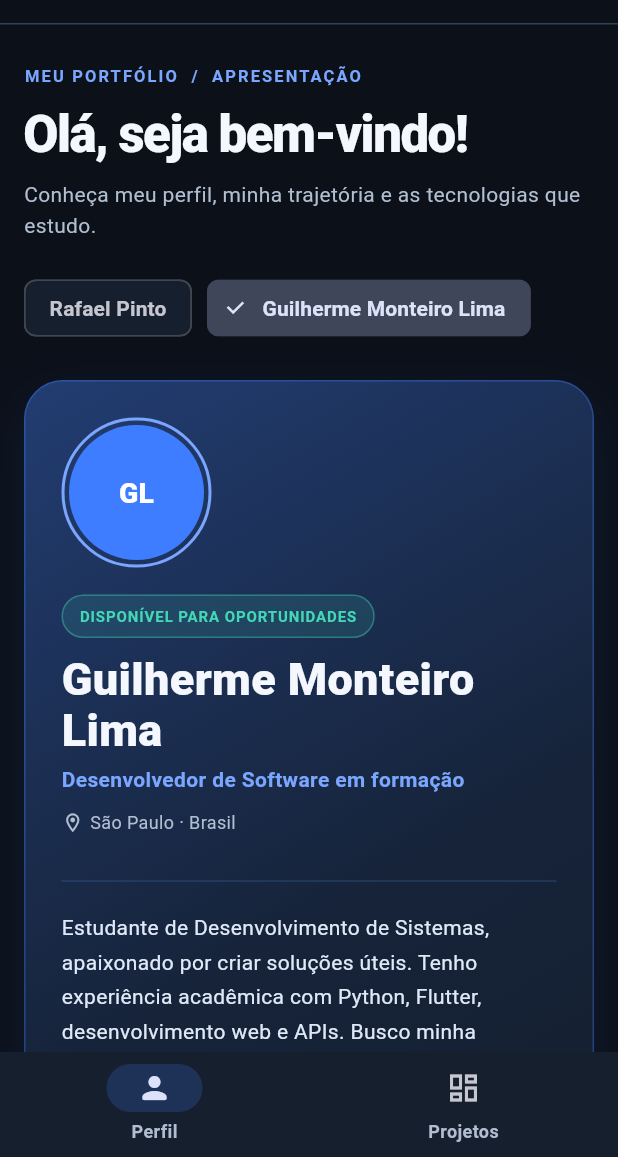
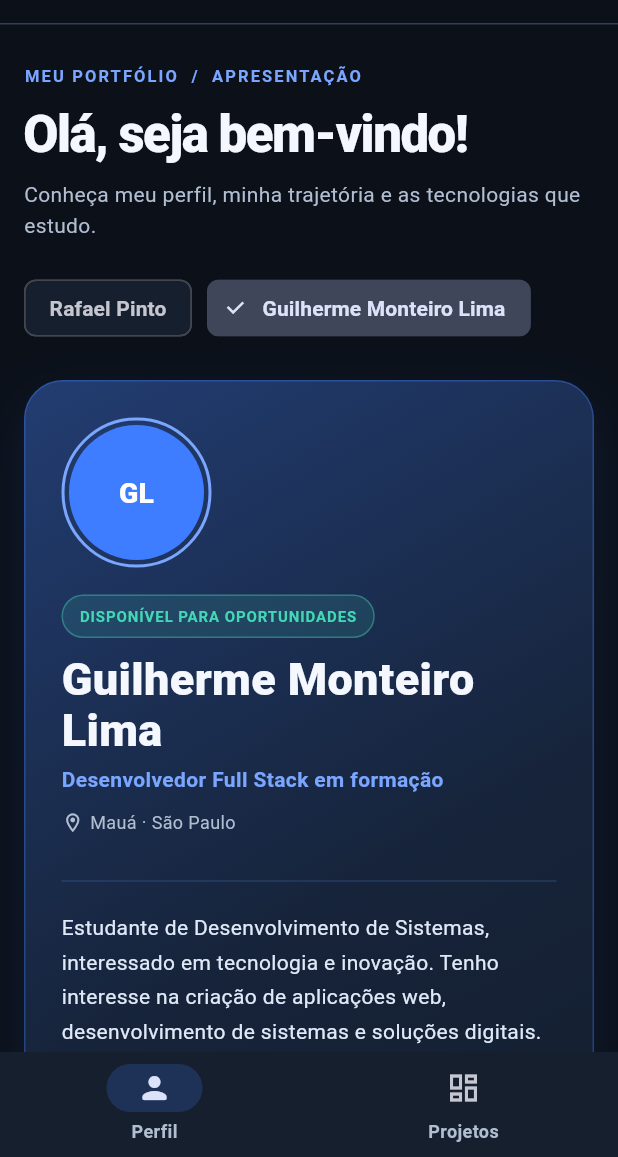
Before and after one commit to guinix10/DevFolio_App, a Flutter app: the screen it shows after launch, after a tap on "Guilherme Monteiro Lima", on a phone screen of 412 x 824 dp, the part 79-1236 px from its top. Run offline on Flutter 3.47's test engine with Material 3 defaults, Android fonts, the phone set to English and light mode, and no system bars; network calls fail.

Commit message:
adicionando monteiro 2

```diff
--- a/devfolio_app/lib/screens/perfil_screen.dart
+++ b/devfolio_app/lib/screens/perfil_screen.dart
@@ -6,7 +6,7 @@ import '../theme/app_theme.dart';
 import '../widgets/perfil_card.dart';
 import '../widgets/skill_chip.dart';
 
-/// Dados dos perfis do portfólio.
+/// Dados individuais de cada perfil.
 class DadosPerfil {
   final String nome;
   final String ocupacao;
@@ -14,6 +14,10 @@ class DadosPerfil {
   final String github;
   final String fotoUrl;
   final String resumo;
+  final String sobre;
+  final String formacao;
+  final String interesse;
+  final List<({String nome, IconData icone})> habilidades;
 
   const DadosPerfil({
     required this.nome,
@@ -22,9 +26,13 @@ class DadosPerfil {
     required this.github,
     required this.fotoUrl,
     required this.resumo,
+    required this.sobre,
+    required this.formacao,
+    required this.interesse,
+    required this.habilidades,
   });
 
-  /// Primeiro perfil: Rafael Pinto.
+  /// Perfil do Rafael.
   static const rafael = DadosPerfil(
     nome: 'Rafael Pinto',
     ocupacao: 'Desenvolvedor de Software em formação',
@@ -36,23 +44,58 @@ class DadosPerfil {
         'soluções úteis. Tenho experiência acadêmica com Python, Flutter, '
         'desenvolvimento web e APIs. Busco minha primeira oportunidade '
         'profissional na área de tecnologia.',
+    sobre:
+        'Sou estudante do curso técnico em Desenvolvimento de Sistemas. '
+        'Valorizo o trabalho em equipe, a organização e a evolução '
+        'constante das minhas habilidades.',
+    formacao: 'Técnico em Desenvolvimento de Sistemas · 2026',
+    interesse: 'Interesse futuro em cibersegurança',
+    habilidades: [
+      (nome: 'Python', icone: Icons.terminal_rounded),
+      (nome: 'JavaScript', icone: Icons.code_rounded),
+      (nome: 'HTML', icone: Icons.language_rounded),
+      (nome: 'CSS', icone: Icons.palette_outlined),
+      (nome: 'SQL', icone: Icons.storage_outlined),
+      (nome: 'Flutter', icone: Icons.phone_iphone_rounded),
+      (nome: 'Dart', icone: Icons.data_object_rounded),
+      (nome: 'Git / GitHub', icone: Icons.hub_outlined),
+    ],
   );
 
-  /// Segundo perfil: Guilherme Monteiro Lima.
+  /// Perfil do Guilherme.
   static const guilherme = DadosPerfil(
     nome: 'Guilherme Monteiro Lima',
-    ocupacao: 'Desenvolvedor de Software em formação',
-    localizacao: 'São Paulo · Brasil',
-    github: 'https://github.com/EoPsyco22',
-    fotoUrl: 'https://github.com/EoPsyco22.png',
+    ocupacao: 'Desenvolvedor Full Stack em formação',
+    localizacao: 'Mauá · São Paulo',
+    github: 'https://github.com/SEU_USUARIO',
+    fotoUrl: 'https://github.com/SEU_USUARIO.png',
     resumo:
-        'Estudante de Desenvolvimento de Sistemas, apaixonado por criar '
-        'soluções úteis. Tenho experiência acadêmica com Python, Flutter, '
-        'desenvolvimento web e APIs. Busco minha primeira oportunidade '
-        'profissional na área de tecnologia.',
+        'Estudante de Desenvolvimento de Sistemas, interessado em '
+        'tecnologia e inovação. Tenho interesse na criação de '
+        'aplicações web, desenvolvimento de sistemas e soluções '
+        'digitais. Busco evoluir meus conhecimentos por meio de '
+        'projetos práticos e novos desafios.',
+    sobre:
+        'Gosto de explorar novas tecnologias e transformar ideias '
+        'em projetos funcionais. Tenho interesse em desenvolvimento '
+        'de aplicações, interfaces modernas e soluções que facilitem '
+        'o dia a dia das pessoas.',
+    formacao: 'Técnico em Desenvolvimento de Sistemas · 2026',
+    interesse: 'Interesse em desenvolvimento Full Stack',
+    habilidades: [
+      (nome: 'HTML5', icone: Icons.language_rounded),
+      (nome: 'CSS3', icone: Icons.palette_outlined),
+      (nome: 'JavaScript', icone: Icons.code_rounded),
+      (nome: 'Python', icone: Icons.terminal_rounded),
+      (nome: 'PHP', icone: Icons.php_rounded),
+      (nome: 'MySQL', icone: Icons.storage_rounded),
+      (nome: 'Git', icone: Icons.hub_outlined),
+      (nome: 'Flutter', icone: Icons.phone_android_rounded),
+    ],
   );
 }
 
+/// Tela principal dos perfis.
 class PerfilScreen extends StatefulWidget {
   final VoidCallback onVerProjetos;
 
@@ -105,15 +148,14 @@ class _PerfilScreenState extends State<PerfilScreen> {
 
                   const SizedBox(height: 20),
 
-                  // Seleção entre os dois perfis.
+                  /// Botões para alternar entre os perfis.
                   Wrap(
                     spacing: 10,
                     runSpacing: 10,
                     children: [
                       ChoiceChip(
                         label: const Text('Rafael Pinto'),
-                        selected:
-                            perfilAtual.nome == 'Rafael Pinto',
+                        selected: perfilAtual.nome == 'Rafael Pinto',
                         onSelected: (_) {
                           setState(() {
                             perfilAtual = DadosPerfil.rafael;
@@ -136,7 +178,7 @@ class _PerfilScreenState extends State<PerfilScreen> {
 
                   const SizedBox(height: 24),
 
-                  // Cartão com os dados do perfil selecionado.
+                  /// Cartão do perfil selecionado.
                   PerfilCard(
                     nome: perfilAtual.nome,
                     ocupacao: perfilAtual.ocupacao,
@@ -144,34 +186,41 @@ class _PerfilScreenState extends State<PerfilScreen> {
                     resumo: perfilAtual.resumo,
                     fotoUrl: perfilAtual.fotoUrl,
                     onVerProjetos: widget.onVerProjetos,
-                    onCopiarGithub: () =>
-                        _copiarGitHub(context),
+                    onCopiarGithub: () => _copiarGitHub(context),
                   ),
 
                   const SizedBox(height: 24),
 
-                  // Layout adaptativo.
+                  /// Habilidades e informações individuais.
                   if (paginaLarga)
-                    const Row(
+                    Row(
                       crossAxisAlignment: CrossAxisAlignment.start,
                       children: [
                         Expanded(
                           flex: 3,
-                          child: _Habilidades(),
+                          child: _Habilidades(
+                            habilidades: perfilAtual.habilidades,
+                          ),
                         ),
-                        SizedBox(width: 20),
+                        const SizedBox(width: 20),
                         Expanded(
                           flex: 2,
-                          child: _SobreMim(),
+                          child: _SobreMim(
+                            perfil: perfilAtual,
+                          ),
                         ),
                       ],
                     )
                   else
-                    const Column(
+                    Column(
                       children: [
-                        _Habilidades(),
-                        SizedBox(height: 20),
-                        _SobreMim(),
+                        _Habilidades(
+                          habilidades: perfilAtual.habilidades,
+                        ),
+                        const SizedBox(height: 20),
+                        _SobreMim(
+                          perfil: perfilAtual,
+                        ),
                       ],
                     ),
 
@@ -188,7 +237,7 @@ class _PerfilScreenState extends State<PerfilScreen> {
   }
 }
 
-/// Cabeçalho da apresentação.
+/// Cabeçalho.
 class _CabecalhoPerfil extends StatelessWidget {
   const _CabecalhoPerfil();
 
@@ -224,23 +273,16 @@ class _CabecalhoPerfil extends StatelessWidget {
   }
 }
 
-/// Habilidades e tecnologias.
+/// Habilidades de cada desenvolvedor.
 class _Habilidades extends StatelessWidget {
-  const _Habilidades();
+  final List<({String nome, IconData icone})> habilidades;
+
+  const _Habilidades({
+    required this.habilidades,
+  });
 
   @override
   Widget build(BuildContext context) {
-    const habilidades = <({String nome, IconData icone})>[
-      (nome: 'Python', icone: Icons.terminal_rounded),
-      (nome: 'JavaScript', icone: Icons.code_rounded),
-      (nome: 'HTML', icone: Icons.language_rounded),
-      (nome: 'CSS', icone: Icons.palette_outlined),
-      (nome: 'SQL', icone: Icons.storage_outlined),
-      (nome: 'Flutter', icone: Icons.phone_iphone_rounded),
-      (nome: 'Dart', icone: Icons.data_object_rounded),
-      (nome: 'Git / GitHub', icone: Icons.hub_outlined),
-    ];
-
     return _Painel(
       titulo: 'Stack & habilidades',
       subtitulo: 'Ferramentas utilizadas nos estudos e projetos.',
@@ -261,9 +303,13 @@ class _Habilidades extends StatelessWidget {
   }
 }
 
-/// Seção sobre o desenvolvedor.
+/// Informações individuais de cada perfil.
 class _SobreMim extends StatelessWidget {
-  const _SobreMim();
+  final DadosPerfil perfil;
+
+  const _SobreMim({
+    required this.perfil,
+  });
 
   @override
   Widget build(BuildContext context) {
@@ -271,32 +317,30 @@ class _SobreMim extends StatelessWidget {
       titulo: 'Sobre mim',
       subtitulo: 'O que me motiva a desenvolver.',
       icone: Icons.person_outline_rounded,
-      conteudo: const Column(
+      conteudo: Column(
         crossAxisAlignment: CrossAxisAlignment.start,
         children: [
           Text(
-            'Sou estudante do curso técnico em Desenvolvimento de Sistemas. '
-            'Valorizo o trabalho em equipe, a organização e a evolução '
-            'constante das minhas habilidades.',
-            style: TextStyle(
+            perfil.sobre,
+            style: const TextStyle(
               color: AppTheme.textoSecundario,
               height: 1.55,
               fontSize: 13,
             ),
           ),
-          SizedBox(height: 15),
+          const SizedBox(height: 15),
           Row(
             children: [
-              Icon(
+              const Icon(
                 Icons.school_outlined,
                 color: AppTheme.verde,
                 size: 19,
               ),
-              SizedBox(width: 10),
+              const SizedBox(width: 10),
               Expanded(
                 child: Text(
-                  'Técnico em Desenvolvimento de Sistemas · 2026',
-                  style: TextStyle(
+                  perfil.formacao,
+                  style: const TextStyle(
                     color: AppTheme.texto,
                     fontSize: 12,
                   ),
@@ -304,19 +348,19 @@ class _SobreMim extends StatelessWidget {
               ),
             ],
           ),
-          SizedBox(height: 12),
+          const SizedBox(height: 12),
           Row(
             children: [
-              Icon(
-                Icons.security_outlined,
+              const Icon(
+                Icons.code_rounded,
                 color: AppTheme.verde,
                 size: 19,
               ),
-              SizedBox(width: 10),
+              const SizedBox(width: 10),
               Expanded(
                 child: Text(
-                  'Interesse futuro em cibersegurança',
-                  style: TextStyle(
+                  perfil.interesse,
+                  style: const TextStyle(
                     color: AppTheme.texto,
                     fontSize: 12,
                   ),
@@ -387,7 +431,7 @@ class _Painel extends StatelessWidget {
   }
 }
 
-/// Rodapé do portfólio.
+/// Rodapé.
 class _RodapePerfil extends StatelessWidget {
   const _RodapePerfil();
 
```
